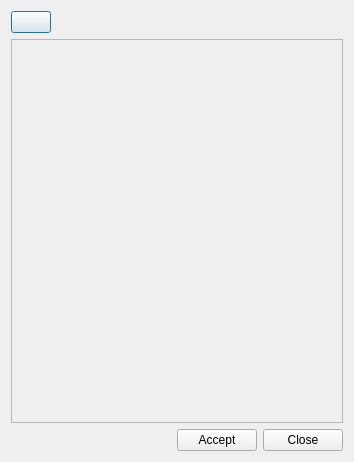
bgeo-gis/treemanage_qgis_pluggin, file ui/tm/planning_area_selection.ui: the form before one commit.
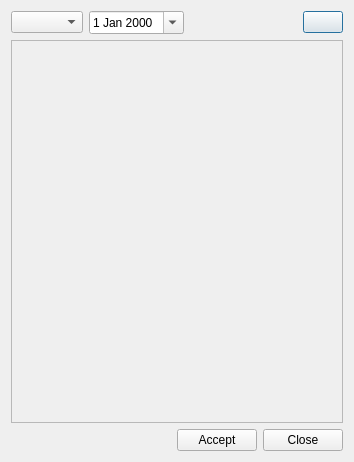
The form after the commit.

Commit message: Enhancement: select v_edit_node_zone with button area selection and add widgets priority and executed date

What changed in the file:
```diff
--- a/ui/tm/planning_area_selection.ui
+++ b/ui/tm/planning_area_selection.ui
@@ -22,7 +22,7 @@
   <layout class="QVBoxLayout" name="verticalLayout">
    <item>
     <layout class="QGridLayout" name="gridLayout_3">
-     <item row="0" column="0">
+     <item row="0" column="3">
       <widget class="QPushButton" name="btn_snapping">
        <property name="text">
         <string/>
@@ -30,6 +30,16 @@
       </widget>
      </item>
      <item row="0" column="1">
+      <widget class="QDateEdit" name="executed_date">
+       <property name="calendarPopup">
+        <bool>true</bool>
+       </property>
+      </widget>
+     </item>
+     <item row="0" column="0">
+      <widget class="QComboBox" name="cmb_priority"/>
+     </item>
+     <item row="0" column="2">
       <spacer name="horizontalSpacer_2">
        <property name="orientation">
         <enum>Qt::Horizontal</enum>
```
The commit also changes 1 other file.
